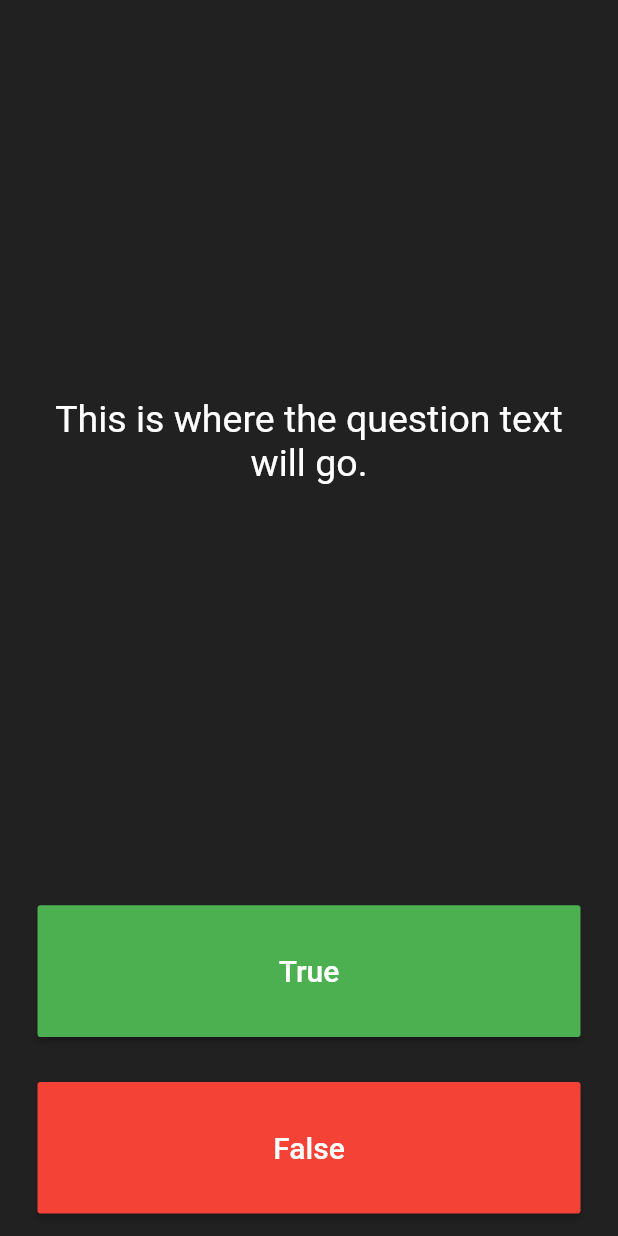
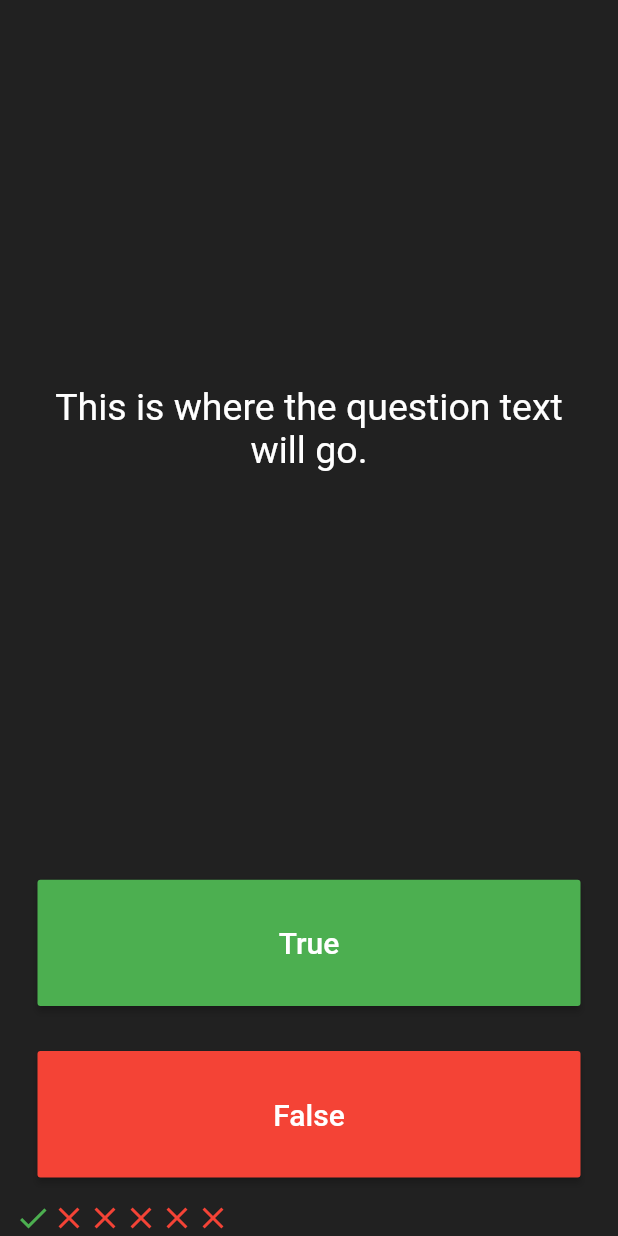
Before and after one commit to ArkhamKoder/quiz_app_flutter, a Flutter app: the screen it shows after launch, on a phone screen of 412 x 824 dp. Run offline on Flutter 3.47's test engine with Material 2 defaults, Android fonts, the phone set to English and light mode, and no system bars.

Commit message:
added a Row containing icons for the scorekeeper

```diff
--- a/lib/main.dart
+++ b/lib/main.dart
@@ -90,7 +90,34 @@ class _QuizPageState extends State<QuizPage> {
             ),
           ),
         ),
-        //TODO: Add a Row here as your score keeper
+        Row(
+          children: const [
+            Icon(
+              Icons.check,
+              color: Colors.green,
+            ),
+            Icon(
+              Icons.close,
+              color: Colors.red,
+            ),
+            Icon(
+              Icons.close,
+              color: Colors.red,
+            ),
+            Icon(
+              Icons.close,
+              color: Colors.red,
+            ),
+            Icon(
+              Icons.close,
+              color: Colors.red,
+            ),
+            Icon(
+              Icons.close,
+              color: Colors.red,
+            ),
+          ],
+        ),
       ],
     );
   }
```
